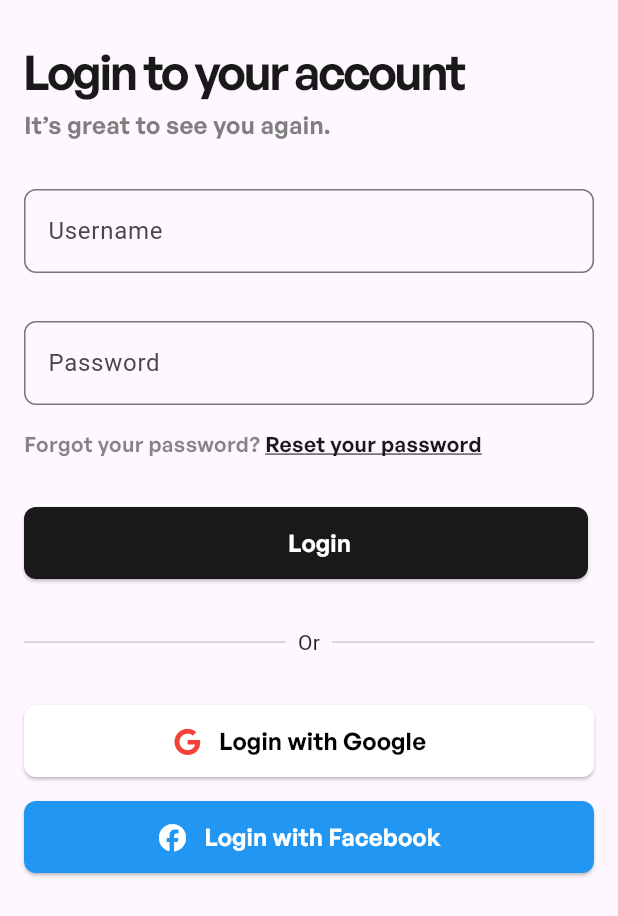
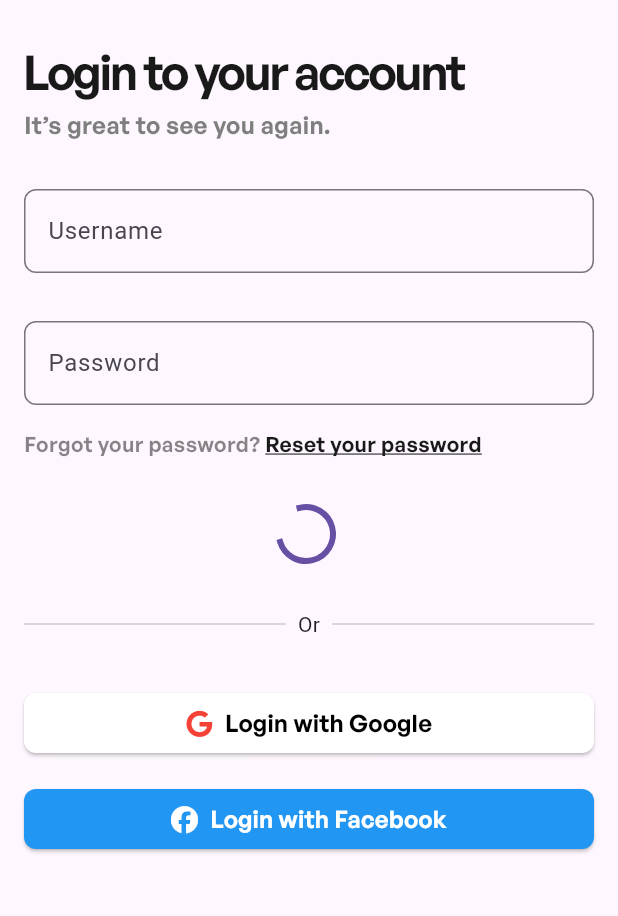
Before and after one commit to SalahYasser/plus_store, a Flutter app: the LoginView screen opened by its route, on a phone screen of 412 x 824 dp. Shown: the top 916 px of the screen. Run offline on Flutter 3.47's test engine with Material 3 defaults, Android fonts, the light colour scheme and no system bars; our stand-ins replace bloc, dio, flutter_bloc, font_awesome_flutter, shared_preferences; accounts and stored records are empty.

Commit message:
provide and trigger login cubit

```diff
--- a/lib/core/widgets/custom_button.dart
+++ b/lib/core/widgets/custom_button.dart
@@ -23,7 +23,7 @@ class CustomButton extends StatelessWidget {
     return SizedBox(
       width: double.infinity,
       child: ElevatedButton(
-        onPressed: () {},
+        onPressed: onPressed,
         style: ElevatedButton.styleFrom(
           shape: RoundedRectangleBorder(borderRadius: BorderRadius.circular(8)),
           backgroundColor: color,
@@ -32,9 +32,8 @@ class CustomButton extends StatelessWidget {
           mainAxisAlignment: MainAxisAlignment.center,
           children: [
             Icon(icon, color: iconColor),
-            TextButton(
-              onPressed: () {},
-              child: Text(
+            const SizedBox(width: 8),
+            Text(
               text,
               style: TextStyle(
                 color: textColor,
@@ -44,7 +43,6 @@ class CustomButton extends StatelessWidget {
                 height: 1.40,
               ),
             ),
-            ),
           ],
         ),
       ),
--- a/lib/features/login/presentation/views/login_view.dart
+++ b/lib/features/login/presentation/views/login_view.dart
@@ -1,4 +1,7 @@
+import 'package:dio/dio.dart';
 import 'package:flutter/material.dart';
+import 'package:flutter_bloc/flutter_bloc.dart';
+import 'package:plus_store/features/login/presentation/cubits/login_cubit/login_cubit.dart';
 import 'package:plus_store/features/login/presentation/views/widgets/login_view_body.dart';
 
 class LoginView extends StatelessWidget {
@@ -6,8 +9,34 @@ class LoginView extends StatelessWidget {
 
   @override
   Widget build(BuildContext context) {
-    return const Scaffold(
-      body: SafeArea(child: LoginViewBody()),
+    return GestureDetector(
+      onTap: () {
+        FocusManager.instance.primaryFocus?.unfocus();
+      },
+      child: BlocProvider(
+        create: (context) => LoginCubit(Dio()),
+        child: BlocConsumer<LoginCubit, LoginState>(
+          listener: (context, state) {
+
+            if (state is LoginSuccess) {
+              // Navigator.pushNamed(context, Routes.onBoardingView);
+
+              ScaffoldMessenger.of(
+                context,
+              ).showSnackBar(SnackBar(content: Text('Successsssssssssssssss')));
+
+            } else if (state is LoginFailure) {
+              ScaffoldMessenger.of(
+                context,
+              ).showSnackBar(SnackBar(content: Text(state.errMessage)));
+
+            }
+          },
+          builder: (context, state) {
+            return Scaffold(body: SafeArea(child: LoginViewBody()));
+          },
+        ),
+      ),
     );
   }
 }
--- a/lib/features/login/presentation/views/widgets/login_view_body.dart
+++ b/lib/features/login/presentation/views/widgets/login_view_body.dart
@@ -1,21 +1,24 @@
 import 'package:flutter/material.dart';
+import 'package:flutter_bloc/flutter_bloc.dart';
 import 'package:font_awesome_flutter/font_awesome_flutter.dart';
 import 'package:plus_store/core/widgets/app_text_style.dart';
 import 'package:plus_store/core/widgets/custom_text_form_filed.dart';
 import 'package:plus_store/features/login/presentation/views/widgets/forgot_your_password.dart';
 import '../../../../../core/widgets/custom_button.dart';
 import '../../../../../core/widgets/or_divider.dart';
+import '../../cubits/login_cubit/login_cubit.dart';
 
 class LoginViewBody extends StatelessWidget {
   const LoginViewBody({super.key});
 
   @override
   Widget build(BuildContext context) {
-
     final TextEditingController userNameController = TextEditingController();
     final TextEditingController passwordController = TextEditingController();
 
     final loginFormKey = GlobalKey<FormState>();
+
+    final loginCubit = context.watch<LoginCubit>().state;
 
     return SingleChildScrollView(
       child: Padding(
@@ -38,13 +41,13 @@ class LoginViewBody extends StatelessWidget {
               ),
               const SizedBox(height: 32),
               CustomTextFormFiled(
+                controller: userNameController,
                 validator: (value) {
                   if (value == null || value.isEmpty) {
                     return 'Username is required';
                   }
                   return null;
                 },
-                controller: userNameController,
                 labelText: 'Username',
                 hintText: 'Enter your email address',
               ),
@@ -65,19 +68,21 @@ class LoginViewBody extends StatelessWidget {
               const SizedBox(height: 32),
               Padding(
                 padding: const EdgeInsets.only(right: 4),
-                child: CustomButton(
+                child:
+                    loginCubit is LoginLoading
+                        ? Center(child: const CircularProgressIndicator())
+                        : CustomButton(
                           onPressed: () {
                             if (loginFormKey.currentState!.validate()) {
-
                               final email = userNameController.text;
                               final password = passwordController.text;
 
-                      // context.read<LoginCubit>().login(
-                      //       email: email,
-                      //       password: password,
-                      // );
+                              context.read<LoginCubit>().login(
+                                    userName: email,
+                                    password: password,
+                              );
 
-                      // print('email: ${emailController.text}');
+                              print('SSSSSSSSSSSSSSSSSSSSSSSSSSSSSSSSSSSSSS');
                               // print('password: ${passwordController.text}');
                               // Navigator.pushNamed(context, '/home');
                             }
```
Lines whose indentation alone changed are shown as unchanged.
